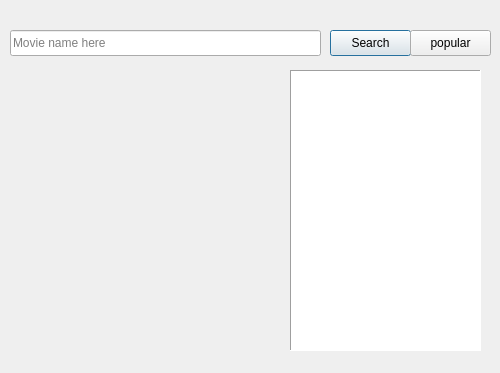
The window that UI.ui (SimonTheFire/Media-Recomender) describes before a commit, drawn with Qt 5.
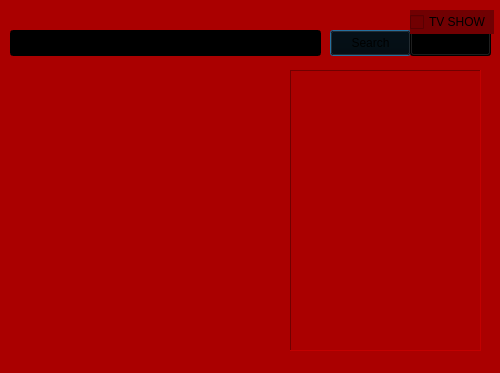
The same window after the commit.

Patch:
```diff
--- a/UI.ui
+++ b/UI.ui
@@ -23,7 +23,10 @@
    </size>
   </property>
   <property name="windowTitle">
-   <string>Movie Recomender</string>
+   <string>Media Recomender</string>
+  </property>
+  <property name="styleSheet">
+   <string notr="true">background-color: rgb(170, 0, 0);</string>
   </property>
   <widget class="QPushButton" name="Search">
    <property name="geometry">
@@ -34,6 +37,9 @@
      <height>26</height>
     </rect>
    </property>
+   <property name="styleSheet">
+    <string notr="true">background-color: rgb(0, 0, 0);</string>
+   </property>
    <property name="text">
     <string>Search</string>
    </property>
@@ -47,6 +53,9 @@
      <height>26</height>
     </rect>
    </property>
+   <property name="styleSheet">
+    <string notr="true">background-color: rgb(0, 0, 0);</string>
+   </property>
    <property name="placeholderText">
     <string>Movie name here</string>
    </property>
@@ -64,38 +73,6 @@
     <enum>QFrame::Shape::Panel</enum>
    </property>
   </widget>
-  <widget class="QLabel" name="label_2">
-   <property name="geometry">
-    <rect>
-     <x>50</x>
-     <y>120</y>
-     <width>209</width>
-     <height>201</height>
-    </rect>
-   </property>
-   <property name="text">
-    <string/>
-   </property>
-   <property name="wordWrap">
-    <bool>true</bool>
-   </property>
-  </widget>
-  <widget class="QLabel" name="label_1">
-   <property name="geometry">
-    <rect>
-     <x>50</x>
-     <y>70</y>
-     <width>209</width>
-     <height>31</height>
-    </rect>
-   </property>
-   <property name="text">
-    <string/>
-   </property>
-   <property name="wordWrap">
-    <bool>true</bool>
-   </property>
-  </widget>
   <widget class="QPushButton" name="popular">
    <property name="geometry">
     <rect>
@@ -105,10 +82,64 @@
      <height>26</height>
     </rect>
    </property>
+   <property name="styleSheet">
+    <string notr="true">background-color: rgb(0, 0, 0);</string>
+   </property>
    <property name="text">
     <string>popular</string>
    </property>
   </widget>
+  <widget class="QLabel" name="label_1">
+   <property name="geometry">
+    <rect>
+     <x>70</x>
+     <y>70</y>
+     <width>158</width>
+     <height>31</height>
+    </rect>
+   </property>
+   <property name="text">
+    <string/>
+   </property>
+   <property name="wordWrap">
+    <bool>true</bool>
+   </property>
+  </widget>
+  <widget class="QCheckBox" name="checkBox">
+   <property name="geometry">
+    <rect>
+     <x>410</x>
+     <y>10</y>
+     <width>84</width>
+     <height>24</height>
+    </rect>
+   </property>
+   <property name="styleSheet">
+    <string notr="true">background-color: rgb(113, 0, 2);</string>
+   </property>
+   <property name="text">
+    <string>TV SHOW</string>
+   </property>
+  </widget>
+  <widget class="QLabel" name="label_2">
+   <property name="geometry">
+    <rect>
+     <x>20</x>
+     <y>118</y>
+     <width>251</width>
+     <height>181</height>
+    </rect>
+   </property>
+   <property name="styleSheet">
+    <string notr="true"/>
+   </property>
+   <property name="text">
+    <string/>
+   </property>
+   <property name="wordWrap">
+    <bool>true</bool>
+   </property>
+  </widget>
  </widget>
  <resources/>
  <connections/>
```
